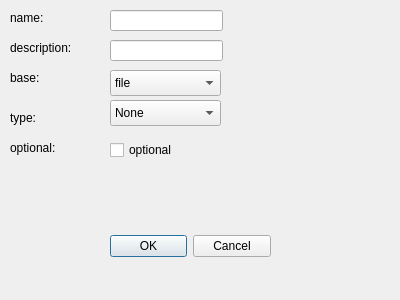
The window that inputs.ui (joshicola/gear-building-gui) describes before a commit, drawn with Qt 5.
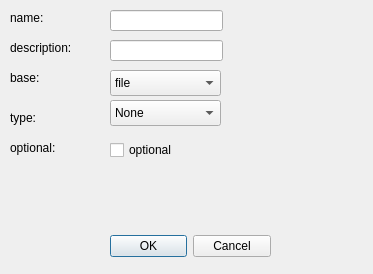
The same window after the commit.

Commit message: Updates to portray docker and script tabs

Patch:
```diff
--- a/inputs.ui
+++ b/inputs.ui
@@ -6,8 +6,8 @@
    <rect>
     <x>0</x>
     <y>0</y>
-    <width>400</width>
-    <height>300</height>
+    <width>373</width>
+    <height>274</height>
    </rect>
   </property>
   <property name="windowTitle">
```
Left out of the diff: 2 changed lines with no effect on the pictures. The commit also changes 5 other files.
